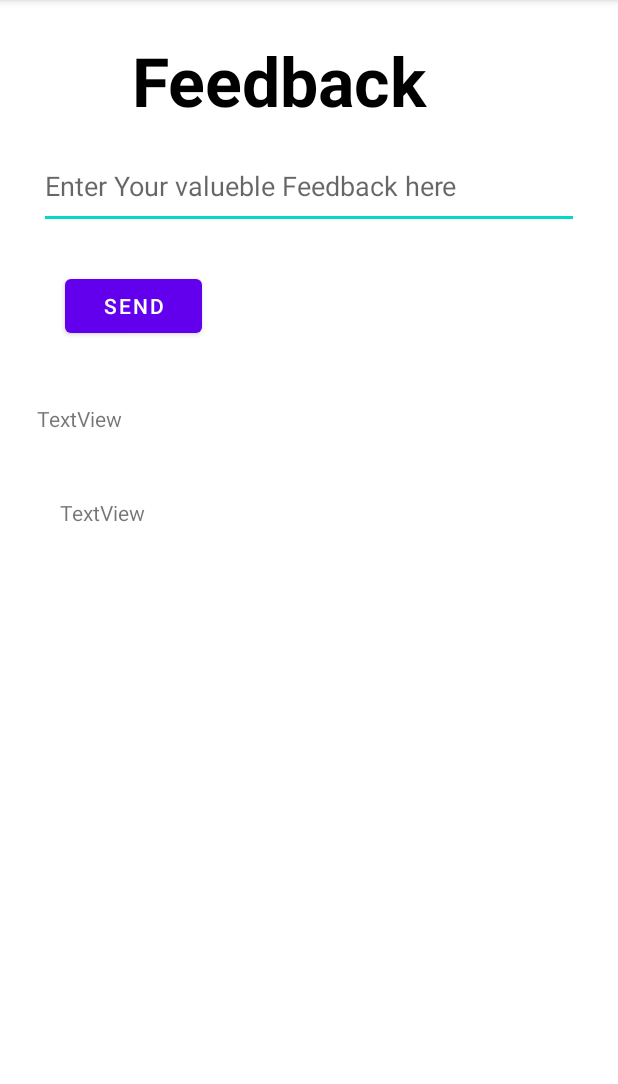
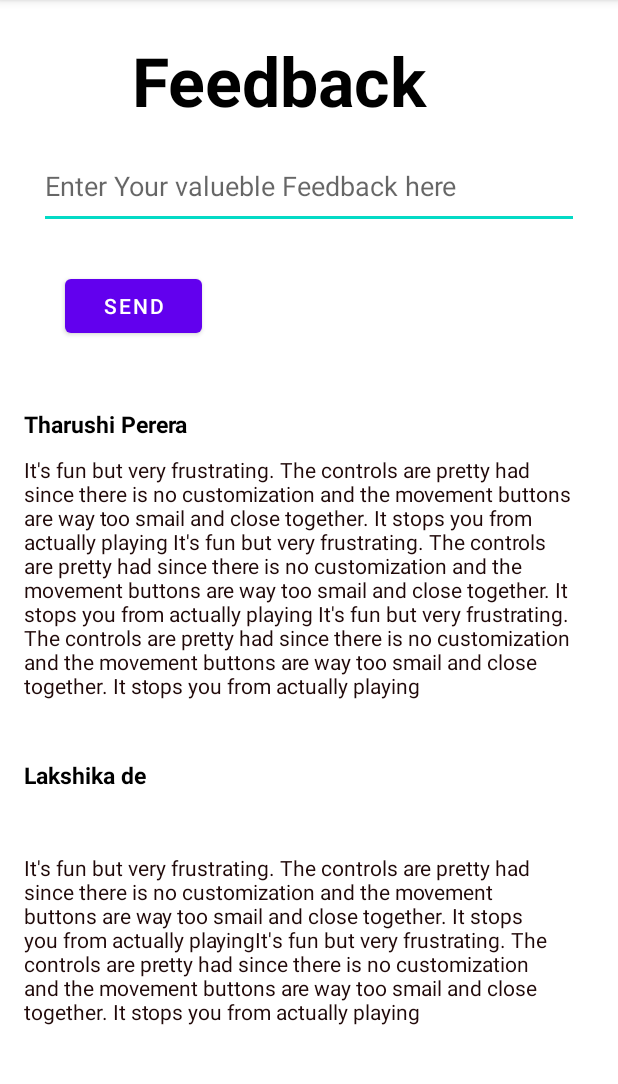
Before and after one commit to Darklaneanjana/Mad_BookStore, an Android app: the FeedbackActivity screen opened directly, with no data from a screen before it, on a phone screen of 412 x 824 dp, the part 84-1168 px from its top. Run offline under Robolectric (Android 15) with nearby library versions, the phone set to English and light mode, and no system bars; our stand-ins replace Firebase (no records; nobody signed in at launch, a user with empty details on screens opened directly); Roboto replaces fonts that are not available here.

Commit message:
Update activity_feedback.xml

```diff
--- a/app/src/main/res/layout/activity_feedback.xml
+++ b/app/src/main/res/layout/activity_feedback.xml
@@ -4,8 +4,7 @@
     xmlns:tools="http://schemas.android.com/tools"
     android:layout_width="match_parent"
     android:layout_height="match_parent"
-    android:padding="16dp"
-    tools:context=".ui.FeedbackActivity">
+    android:padding="16dp">
 
 
     <EditText
@@ -36,25 +35,29 @@
 
     <TextView
         android:id="@+id/viewMessage"
-        android:layout_width="289dp"
-        android:layout_height="114dp"
+        android:layout_width="383dp"
+        android:layout_height="wrap_content"
         android:layout_below="@+id/viewName"
         android:layout_alignParentStart="true"
         android:layout_alignParentEnd="true"
-        android:layout_marginStart="24dp"
-        android:layout_marginTop="19dp"
-        android:layout_marginEnd="113dp"
-        android:text="TextView" />
+        android:layout_marginStart="0dp"
+        android:layout_marginTop="11dp"
+        android:layout_marginEnd="12dp"
+        android:text="It's fun but very frustrating. The controls are pretty had since there is no customization and the movement buttons are way too smail and close together. It stops you from actually playing It's fun but very frustrating. The controls are pretty had since there is no customization and the movement buttons are way too smail and close together. It stops you from actually playing It's fun but very frustrating. The controls are pretty had since there is no customization and the movement buttons are way too smail and close together. It stops you from actually playing"
+        android:textColor="#200909" />
 
     <TextView
         android:id="@+id/viewName"
-        android:layout_width="120dp"
-        android:layout_height="43dp"
+        android:layout_width="178dp"
+        android:layout_height="20dp"
         android:layout_below="@+id/btn_send"
         android:layout_alignParentEnd="true"
-        android:layout_marginTop="41dp"
-        android:layout_marginEnd="251dp"
-        android:text="TextView" />
+        android:layout_marginTop="44dp"
+        android:layout_marginEnd="217dp"
+        android:text="Tharushi Perera"
+        android:textColor="#000000"
+        android:textSize="15sp"
+        android:textStyle="bold" />
 
     <TextView
         android:id="@+id/textView5"
@@ -72,4 +75,26 @@
         android:textSize="45sp"
         android:textStyle="bold" />
 
+    <TextView
+        android:layout_width="114dp"
+        android:layout_height="23dp"
+        android:layout_below="@+id/viewMessage"
+        android:layout_alignParentEnd="true"
+        android:layout_marginTop="39dp"
+        android:layout_marginEnd="267dp"
+        android:text="Lakshika de"
+        android:textColor="#000000"
+        android:textSize="15sp"
+        android:textStyle="bold" />
+
+    <TextView
+        android:id="@+id/textView10"
+        android:layout_width="362dp"
+        android:layout_height="145dp"
+        android:layout_alignParentBottom="true"
+        android:layout_marginTop="100dp"
+        android:layout_marginBottom="38dp"
+        android:text="It's fun but very frustrating. The controls are pretty had since there is no customization and the movement buttons are way too smail and close together. It stops you from actually playingIt's fun but very frustrating. The controls are pretty had since there is no customization and the movement buttons are way too smail and close together. It stops you from actually playing"
+        android:textColor="#200909" />
+
 </RelativeLayout>
```
